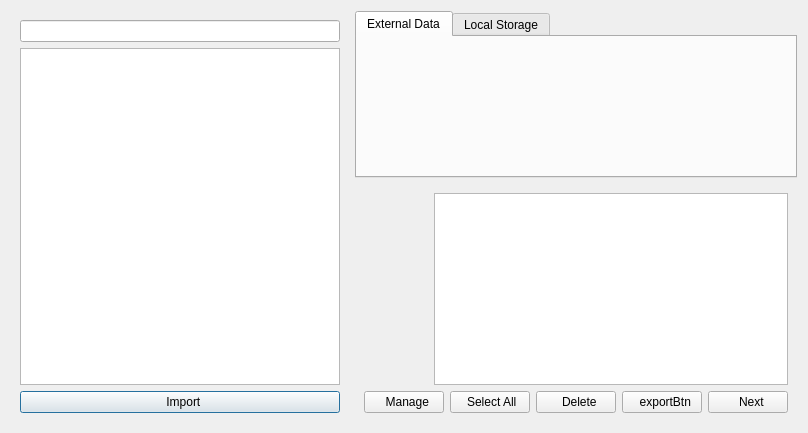
wuzhuobin/MITK-Project, file Apps/THA/view/CaseManagementDialog.ui: the form before one commit.
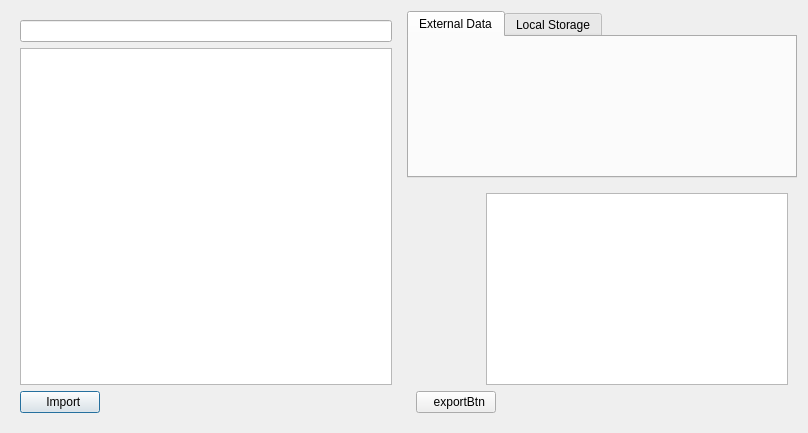
The form after the commit. Icons and pictures are not drawn.

Commit message: Update CaseManageMent to load hardcoded case

The edit to the form file:
```diff
--- a/Apps/THA/view/CaseManagementDialog.ui
+++ b/Apps/THA/view/CaseManagementDialog.ui
@@ -31,22 +31,21 @@
         <property name="textElideMode">
          <enum>Qt::ElideRight</enum>
         </property>
-        <attribute name="horizontalHeaderCascadingSectionResizes">
-         <bool>true</bool>
-        </attribute>
-        <attribute name="horizontalHeaderDefaultSectionSize">
-         <number>200</number>
-        </attribute>
         <attribute name="horizontalHeaderShowSortIndicator" stdset="0">
          <bool>true</bool>
         </attribute>
         <attribute name="horizontalHeaderStretchLastSection">
          <bool>true</bool>
         </attribute>
+        <attribute name="verticalHeaderVisible">
+         <bool>false</bool>
+        </attribute>
        </widget>
       </item>
       <item>
-       <widget class="QPushButton" name="importBtn">
+       <layout class="QHBoxLayout" name="horizontalLayout_2">
+        <item>
+         <widget class="QPushButton" name="pushButtonImport">
         <property name="layoutDirection">
          <enum>Qt::LeftToRight</enum>
         </property>
@@ -71,6 +70,21 @@
         </property>
        </widget>
       </item>
+        <item>
+         <spacer name="horizontalSpacer">
+          <property name="orientation">
+           <enum>Qt::Horizontal</enum>
+          </property>
+          <property name="sizeHint" stdset="0">
+           <size>
+            <width>40</width>
+            <height>20</height>
+           </size>
+          </property>
+         </spacer>
+        </item>
+       </layout>
+      </item>
      </layout>
     </widget>
    </item>
@@ -169,67 +183,7 @@
         <item row="1" column="0" colspan="2">
          <layout class="QHBoxLayout" name="horizontalLayout">
           <item>
-           <widget class="QPushButton" name="manageBtn">
-            <property name="autoFillBackground">
-             <bool>false</bool>
-            </property>
-            <property name="text">
-             <string>  Manage</string>
-            </property>
-            <property name="icon">
-             <iconset>
-              <normaloff>:/others/icon_images/others/40px_manage_icon.png</normaloff>:/others/icon_images/others/40px_manage_icon.png</iconset>
-            </property>
-            <property name="iconSize">
-             <size>
-              <width>40</width>
-              <height>40</height>
-             </size>
-            </property>
-            <property name="checkable">
-             <bool>true</bool>
-            </property>
-            <property name="autoDefault">
-             <bool>true</bool>
-            </property>
-           </widget>
-          </item>
-          <item>
-           <widget class="QPushButton" name="selectAllBtn">
-            <property name="text">
-             <string>  Select All </string>
-            </property>
-            <property name="icon">
-             <iconset>
-              <normaloff>:/others/icon_images/others/40px_select_all.png</normaloff>:/others/icon_images/others/40px_select_all.png</iconset>
-            </property>
-            <property name="iconSize">
-             <size>
-              <width>40</width>
-              <height>40</height>
-             </size>
-            </property>
-           </widget>
-          </item>
-          <item>
-           <widget class="QPushButton" name="deleteBtn">
-            <property name="text">
-             <string>  Delete</string>
-            </property>
-            <property name="icon">
-             <iconset>
-              <normaloff>:/40px_button_cutout/icon_images/40px_button_cutout/40px_clear.png</normaloff>:/40px_button_cutout/icon_images/40px_button_cutout/40px_clear.png</iconset>
-            </property>
-            <property name="iconSize">
-             <size>
-              <width>40</width>
-              <height>40</height>
-             </size>
-            </property>
-           </widget>
-          </item>
-          <item>
-           <widget class="QPushButton" name="exportBtn">
+           <widget class="QPushButton" name="pushButtonExport">
             <property name="text">
              <string>  exportBtn</string>
             </property>
@@ -246,24 +200,17 @@
            </widget>
           </item>
           <item>
-           <widget class="QPushButton" name="nextStepBtn">
-            <property name="layoutDirection">
-             <enum>Qt::LeftToRight</enum>
+           <spacer name="horizontalSpacer_2">
+            <property name="orientation">
+             <enum>Qt::Horizontal</enum>
             </property>
-            <property name="text">
-             <string>  Next</string>
-            </property>
-            <property name="icon">
-             <iconset>
-              <normaloff>:/40px_button_cutout/icon_images/40px_button_cutout/40px_next_page.png</normaloff>:/40px_button_cutout/icon_images/40px_button_cutout/40px_next_page.png</iconset>
-            </property>
-            <property name="iconSize">
+            <property name="sizeHint" stdset="0">
              <size>
               <width>40</width>
-              <height>40</height>
+              <height>20</height>
              </size>
             </property>
-           </widget>
+           </spacer>
           </item>
          </layout>
         </item>
```
Lines whose indentation alone changed are shown as unchanged. The commit also changes 3 other files.
